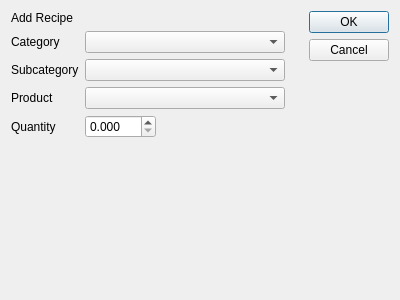
The window that recipedialog.ui (Greezael/sukaldu) describes before a commit, drawn with Qt 5.
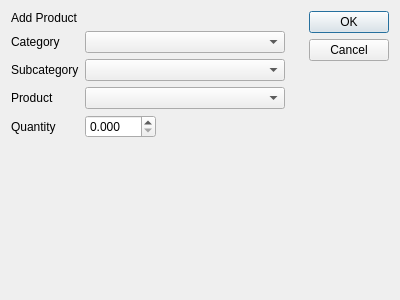
The same window after the commit.

```diff
--- a/recipedialog.ui
+++ b/recipedialog.ui
@@ -19,7 +19,7 @@
      <item row="0" column="0">
       <widget class="QLabel" name="label">
        <property name="text">
-        <string>Add Recipe</string>
+        <string>Add Product</string>
        </property>
       </widget>
      </item>
```
